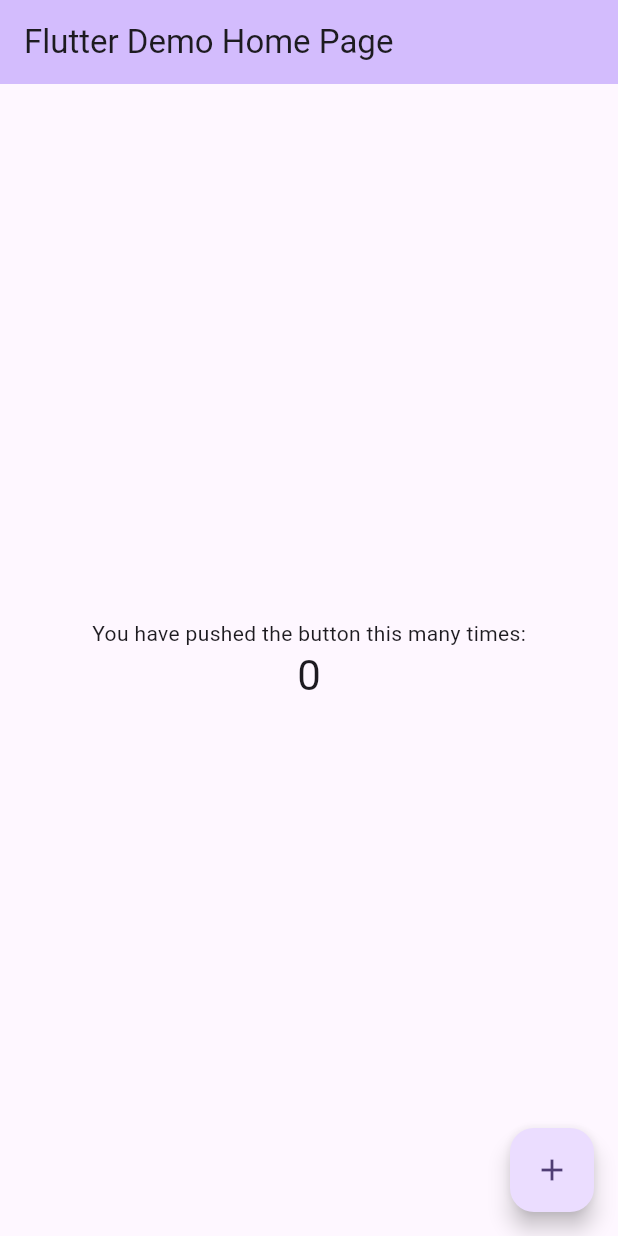
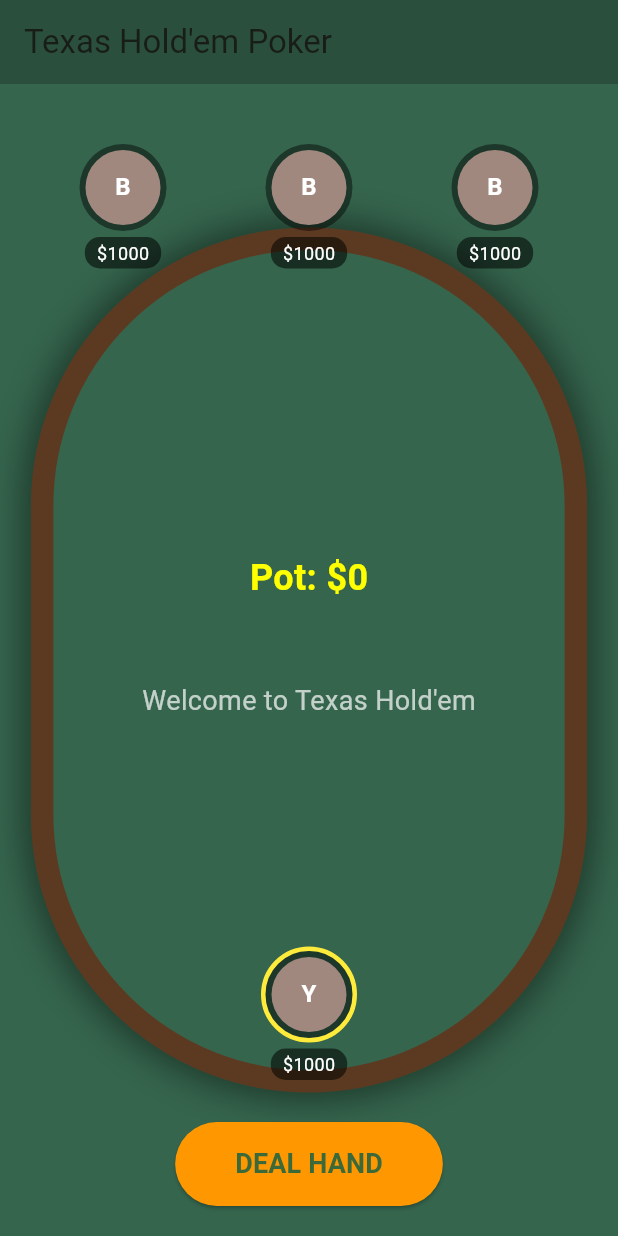
Before and after one commit to could-ai/019ad547-726e-7412-b2e8-3245ff7b2cdd, a Flutter app: the screen it shows after launch, on a phone screen of 412 x 824 dp. Run offline on Flutter 3.47's test engine with Material 3 defaults, Android fonts, the phone set to English and light mode, and no system bars.

Commit message:
Created basic data models for the Poker game including Card, Suit, Rank, Player, and GamePhase enums.; Implemented core game logic using ChangeNotifier. Includes deck management, dealing, betting rounds, simple bot AI, and a simplified winner determination logic.; Created a reusable CardWidget to display playing cards. Supports hidden state (card back) and visible state with suit/rank rendering.; Created the main PokerTableScreen. Features a visual poker table layout, player avatars, community cards area, pot display, and interactive action buttons for the user. Uses Provider to listen to game state changes.; Updated main.dart to initialize the PokerGameProvider and set up the application routing to the PokerTableScreen.

```diff
--- a/usr/lib/main.dart
+++ b/usr/lib/main.dart
@@ -1,123 +1,35 @@
 import 'package:flutter/material.dart';
+import 'package:provider/provider.dart';
+import 'logic/poker_game_provider.dart';
+import 'screens/poker_table_screen.dart';
 
 void main() {
-  runApp(const MyApp());
+  runApp(
+    MultiProvider(
+      providers: [
+        ChangeNotifierProvider(create: (_) => PokerGameProvider()),
+      ],
+      child: const MyApp(),
+    ),
+  );
 }
 
 class MyApp extends StatelessWidget {
   const MyApp({super.key});
 
-  // This widget is the root of your application.
   @override
   Widget build(BuildContext context) {
     return MaterialApp(
-      title: 'Flutter Demo',
+      title: 'Flutter Poker',
       debugShowCheckedModeBanner: false,
       theme: ThemeData(
-        // This is the theme of your application.
-        //
-        // TRY THIS: Try running your application with "flutter run". You'll see
-        // the application has a purple toolbar. Then, without quitting the app,
-        // try changing the seedColor in the colorScheme below to Colors.green
-        // and then invoke "hot reload" (save your changes or press the "hot
-        // reload" button in a Flutter-supported IDE, or press "r" if you used
-        // the command line to start the app).
-        //
-        // Notice that the counter didn't reset back to zero; the application
-        // state is not lost during the reload. To reset the state, use hot
-        // restart instead.
-        //
-        // This works for code too, not just values: Most code changes can be
-        // tested with just a hot reload.
-        colorScheme: ColorScheme.fromSeed(seedColor: Colors.deepPurple),
+        colorScheme: ColorScheme.fromSeed(seedColor: Colors.green),
+        useMaterial3: true,
       ),
       initialRoute: '/',
       routes: {
-        '/': (context) => const MyHomePage(title: 'Flutter Demo Home Page'),
+        '/': (context) => const PokerTableScreen(),
       },
     );
   }
 }
-
-class MyHomePage extends StatefulWidget {
-  const MyHomePage({super.key, required this.title});
-
-  // This widget is the home page of your application. It is stateful, meaning
-  // that it has a State object (defined below) that contains fields that affect
-  // how it looks.
-
-  // This class is the configuration for the state. It holds the values (in this
-  // case the title) provided by the parent (in this case the App widget) and
-  // used by the build method of the State. Fields in a Widget subclass are
-  // always marked "final".
-
-  final String title;
-
-  @override
-  State<MyHomePage> createState() => _MyHomePageState();
-}
-
-class _MyHomePageState extends State<MyHomePage> {
-  int _counter = 0;
-
-  void _incrementCounter() {
-    setState(() {
-      // This call to setState tells the Flutter framework that something has
-      // changed in this State, which causes it to rerun the build method below
-      // so that the display can reflect the updated values. If we changed
-      // _counter without calling setState(), then the build method would not be
-      // called again, and so nothing would appear to happen.
-      _counter++;
-    });
-  }
-
-  @override
-  Widget build(BuildContext context) {
-    // This method is rerun every time setState is called, for instance as done
-    // by the _incrementCounter method above.
-    //
-    // The Flutter framework has been optimized to make rerunning build methods
-    // fast, so that you can just rebuild anything that needs updating rather
-    // than having to individually change instances of widgets.
-    return Scaffold(
-      appBar: AppBar(
-        // TRY THIS: Try changing the color here to a specific color (to
-        // Colors.amber, perhaps?) and trigger a hot reload to see the AppBar
-        // change color while the other colors stay the same.
-        backgroundColor: Theme.of(context).colorScheme.inversePrimary,
-        // Here we take the value from the MyHomePage object that was created by
-        // the App.build method, and use it to set our appbar title.
-        title: Text(widget.title),
-      ),
-      body: Center(
-        // Center is a layout widget. It takes a single child and positions it
-        // in the middle of the parent.
-        child: Column(
-          // Column is also a layout widget. It takes a list of children and
-          // arranges them vertically. By default, it sizes itself to fit its
-          // children horizontally, and tries to be as tall as its parent.
-          //
-          // Column has various properties to control how it sizes itself and
-          // how it positions its children. Here we use mainAxisAlignment to
-          // center the children vertically; the main axis here is the vertical
-          // axis because Columns are vertical (the cross axis would be
-          // horizontal).
-          //
-          // TRY THIS: Invoke "debug painting" (choose the "Toggle Debug Paint"
-          // action in the IDE, or press "p" in the console), to see the
-          // wireframe for each widget.
-          mainAxisAlignment: MainAxisAlignment.center,
-          children: <Widget>[
-            const Text('You have pushed the button this many times:'),
-            Text('$_counter', style: Theme.of(context).textTheme.headlineMedium),
-          ],
-        ),
-      ),
-      floatingActionButton: FloatingActionButton(
-        onPressed: _incrementCounter,
-        tooltip: 'Increment',
-        child: const Icon(Icons.add),
-      ), // This trailing comma makes auto-formatting nicer for build methods.
-    );
-  }
-}
--- /dev/null
+++ b/usr/lib/models/poker_models.dart
@@ -0,0 +1,57 @@
+enum Suit { spades, hearts, diamonds, clubs }
+enum Rank { two, three, four, five, six, seven, eight, nine, ten, jack, queen, king, ace }
+
+class Card {
+  final Suit suit;
+  final Rank rank;
+
+  Card(this.suit, this.rank);
+
+  @override
+  String toString() => '${rank.name} of ${suit.name}';
+
+  String get symbol {
+    switch (rank) {
+      case Rank.two: return '2';
+      case Rank.three: return '3';
+      case Rank.four: return '4';
+      case Rank.five: return '5';
+      case Rank.six: return '6';
+      case Rank.seven: return '7';
+      case Rank.eight: return '8';
+      case Rank.nine: return '9';
+      case Rank.ten: return '10';
+      case Rank.jack: return 'J';
+      case Rank.queen: return 'Q';
+      case Rank.king: return 'K';
+      case Rank.ace: return 'A';
+    }
+  }
+
+  int get value {
+    return rank.index + 2;
+  }
+}
+
+class Player {
+  String name;
+  int chips;
+  List<Card> hand = [];
+  bool isFolded = false;
+  bool isBot;
+  int currentBet = 0;
+
+  Player({required this.name, required this.chips, this.isBot = false});
+
+  void resetRound() {
+    hand.clear();
+    isFolded = false;
+    currentBet = 0;
+  }
+}
+
+enum GamePhase { preFlop, flop, turn, river, showdown }
+
+enum HandRank {
+  highCard, pair, twoPair, threeOfAKind, straight, flush, fullHouse, fourOfAKind, straightFlush, royalFlush
+}
--- /dev/null
+++ b/usr/lib/screens/poker_table_screen.dart
@@ -0,0 +1,202 @@
+import 'package:flutter/material.dart';
+import 'package:provider/provider.dart';
+import '../logic/poker_game_provider.dart';
+import '../models/poker_models.dart';
+import '../widgets/card_widget.dart';
+
+class PokerTableScreen extends StatelessWidget {
+  const PokerTableScreen({super.key});
+
+  @override
+  Widget build(BuildContext context) {
+    return Scaffold(
+      backgroundColor: const Color(0xFF35654d), // Poker table green
+      appBar: AppBar(
+        title: const Text('Texas Hold\'em Poker'),
+        backgroundColor: const Color(0xFF2a503d),
+        elevation: 0,
+      ),
+      body: Consumer<PokerGameProvider>(
+        builder: (context, game, child) {
+          return Stack(
+            children: [
+              // Table Design
+              Center(
+                child: Container(
+                  width: MediaQuery.of(context).size.width * 0.9,
+                  height: MediaQuery.of(context).size.height * 0.7,
+                  decoration: BoxDecoration(
+                    color: const Color(0xFF35654d),
+                    borderRadius: BorderRadius.circular(200),
+                    border: Border.all(color: const Color(0xFF5c3a21), width: 15), // Wood rim
+                    boxShadow: [
+                      BoxShadow(color: Colors.black45, blurRadius: 20, spreadRadius: 5)
+                    ],
+                  ),
+                ),
+              ),
+
+              // Community Cards & Pot
+              Center(
+                child: Column(
+                  mainAxisSize: MainAxisSize.min,
+                  children: [
+                    Text(
+                      'Pot: \$${game.pot}',
+                      style: const TextStyle(color: Colors.yellowAccent, fontSize: 24, fontWeight: FontWeight.bold),
+                    ),
+                    const SizedBox(height: 20),
+                    Row(
+                      mainAxisSize: MainAxisSize.min,
+                      children: game.communityCards
+                          .map((c) => Padding(
+                                padding: const EdgeInsets.symmetric(horizontal: 4.0),
+                                child: CardWidget(card: c),
+                              ))
+                          .toList(),
+                    ),
+                    if (game.communityCards.isEmpty)
+                      Container(
+                        height: 90,
+                        width: 300,
+                        alignment: Alignment.center,
+                        child: Text(
+                          game.gameStatus,
+                          style: const TextStyle(color: Colors.white70, fontSize: 18),
+                        ),
+                      ),
+                  ],
+                ),
+              ),
+
+              // Bots (Top)
+              Positioned(
+                top: 40,
+                left: 20,
+                right: 20,
+                child: Row(
+                  mainAxisAlignment: MainAxisAlignment.spaceAround,
+                  children: [
+                    _buildPlayer(game.players[1], isCurrent: game.currentPlayerIndex == 1),
+                    _buildPlayer(game.players[2], isCurrent: game.currentPlayerIndex == 2),
+                    _buildPlayer(game.players[3], isCurrent: game.currentPlayerIndex == 3),
+                  ],
+                ),
+              ),
+
+              // User (Bottom)
+              Positioned(
+                bottom: 100,
+                left: 0,
+                right: 0,
+                child: Center(
+                  child: _buildPlayer(game.players[0], isCurrent: game.currentPlayerIndex == 0, isUser: true),
+                ),
+              ),
+
+              // Controls
+              Positioned(
+                bottom: 20,
+                left: 20,
+                right: 20,
+                child: Row(
+                  mainAxisAlignment: MainAxisAlignment.spaceEvenly,
+                  children: [
+                    if (!game.isGameRunning)
+                      ElevatedButton(
+                        onPressed: () => game.startGame(),
+                        style: ElevatedButton.styleFrom(backgroundColor: Colors.orange, padding: const EdgeInsets.symmetric(horizontal: 40, vertical: 15)),
+                        child: const Text('DEAL HAND', style: TextStyle(fontSize: 18, fontWeight: FontWeight.bold)),
+                      )
+                    else if (game.currentPlayerIndex == 0) ...[
+                      FloatingActionButton.extended(
+                        heroTag: 'fold',
+                        onPressed: () => game.playerAction('FOLD'),
+                        backgroundColor: Colors.red,
+                        label: const Text('Fold'),
+                      ),
+                      FloatingActionButton.extended(
+                        heroTag: 'call',
+                        onPressed: () => game.playerAction('CALL'),
+                        backgroundColor: Colors.blue,
+                        label: const Text('Call/Check'),
+                      ),
+                      FloatingActionButton.extended(
+                        heroTag: 'raise',
+                        onPressed: () => game.playerAction('RAISE'),
+                        backgroundColor: Colors.green,
+                        label: const Text('Raise'),
+                      ),
+                    ] else
+                      Container(
+                        padding: const EdgeInsets.all(12),
+                        decoration: BoxDecoration(color: Colors.black54, borderRadius: BorderRadius.circular(20)),
+                        child: Text(
+                          'Waiting for ${game.players[game.currentPlayerIndex].name}...',
+                          style: const TextStyle(color: Colors.white),
+                        ),
+                      ),
+                  ],
+                ),
+              ),
+            ],
+          );
+        },
+      ),
+    );
+  }
+
+  Widget _buildPlayer(Player player, {bool isCurrent = false, bool isUser = false}) {
+    return Column(
+      mainAxisSize: MainAxisSize.min,
+      children: [
+        Container(
+          padding: const EdgeInsets.all(4),
+          decoration: BoxDecoration(
+            shape: BoxShape.circle,
+            border: isCurrent ? Border.all(color: Colors.yellow, width: 3) : null,
+            color: player.isFolded ? Colors.grey : Colors.black45,
+          ),
+          child: CircleAvatar(
+            radius: 25,
+            backgroundColor: Colors.brown.shade300,
+            child: Text(player.name[0], style: const TextStyle(fontWeight: FontWeight.bold, color: Colors.white)),
+          ),
+        ),
+        const SizedBox(height: 4),
+        Container(
+          padding: const EdgeInsets.symmetric(horizontal: 8, vertical: 2),
+          decoration: BoxDecoration(color: Colors.black54, borderRadius: BorderRadius.circular(10)),
+          child: Text('\$${player.chips}', style: const TextStyle(color: Colors.white, fontSize: 12)),
+        ),
+        const SizedBox(height: 4),
+        if (!player.isFolded)
+          Row(
+            mainAxisSize: MainAxisSize.min,
+            children: player.hand.map((c) {
+              // Show cards if it's the user OR if the game is in showdown phase
+              bool showCard = isUser || (player.hand.isNotEmpty && player.hand.first.value > 0 && c == player.hand.first && false);
+              // Actually, logic for showdown:
+              // We need access to game phase here, but for simplicity, let's just hide bots until we implement full showdown reveal logic in provider
+              // For now: User sees their cards. Bots hide cards.
+              // UPDATE: Let's allow seeing bot cards if game is over (winner determined)
+              // Since we don't have easy access to 'isGameOver' flag here without passing it, we'll keep it simple.
+
+              return Padding(
+                padding: const EdgeInsets.symmetric(horizontal: 2.0),
+                child: CardWidget(
+                  card: c,
+                  isHidden: !isUser && !player.isBot, // Logic placeholder: !isUser means hidden usually
+                  // Actually, let's just hide all bot cards for now unless we add a 'reveal' flag to player
+                  width: 40,
+                  height: 60,
+                ),
+              );
+            }).toList(),
+          )
+        else
+          const Text('FOLDED', style: TextStyle(color: Colors.grey, fontWeight: FontWeight.bold, fontSize: 10)),
+      ],
+    );
+  }
+}
```
Also changed, not shown: usr/lib/logic/poker_game_provider.dart (added, +261 -0 lines), usr/lib/widgets/card_widget.dart (added, +80 -0 lines).
